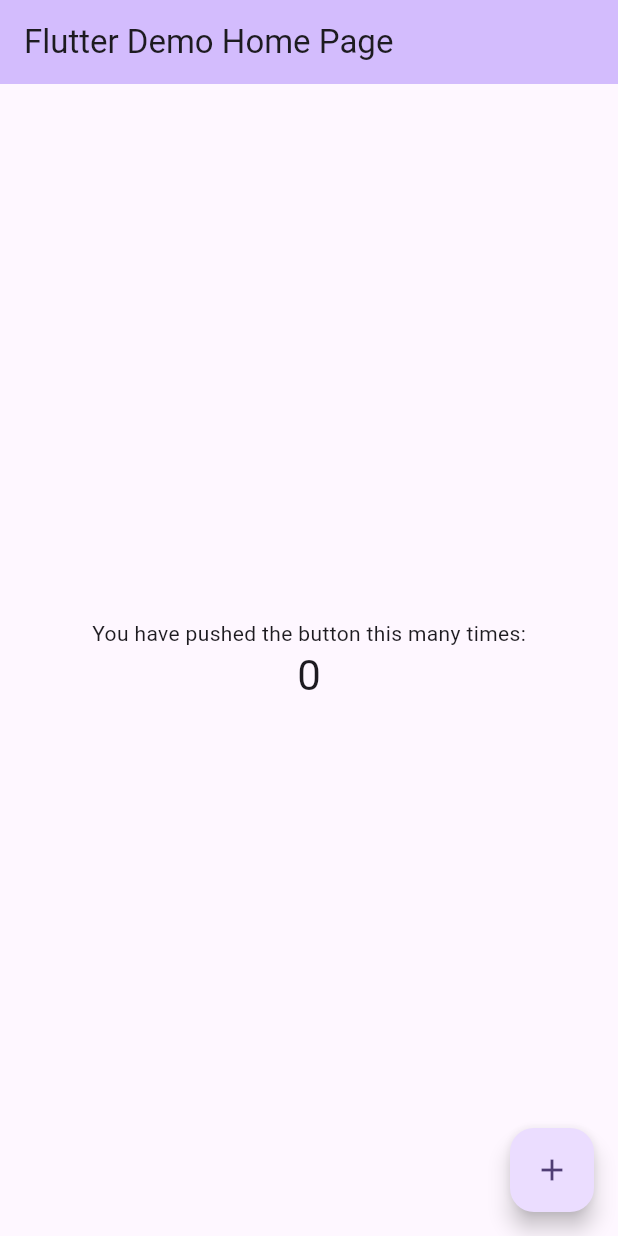
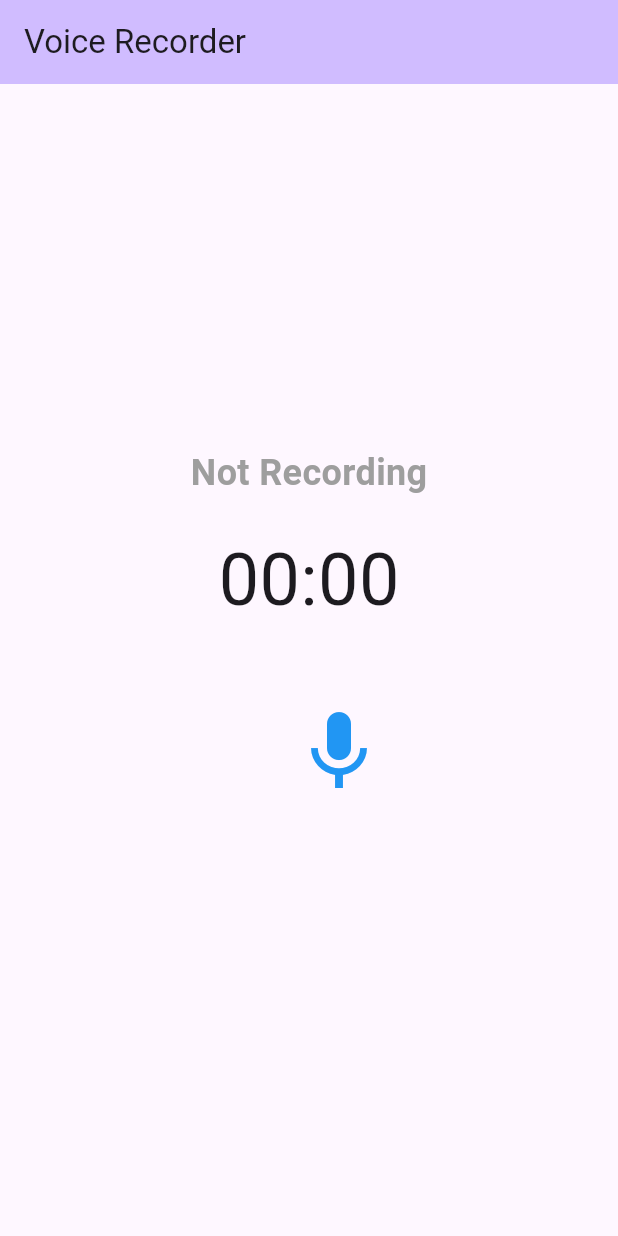
Before and after one commit to YEEDLIB/flutterapp, a Flutter app: the screen it shows after launch, on a phone screen of 412 x 824 dp. Run offline on Flutter 3.47's test engine with Material 3 defaults, Android fonts, the phone set to English and light mode, and no system bars; our stand-ins replace audioplayers, permission_handler; missing offline and left inert: record.

Commit message:
Update main.dart

```diff
--- a/my_app/lib/main.dart
+++ b/my_app/lib/main.dart
@@ -1,121 +1,222 @@
+import 'dart:io';
 import 'package:flutter/material.dart';
+import 'package:record/record.dart';
+import 'package:audioplayers/audioplayers.dart';
+import 'package:path_provider/path_provider.dart';
+import 'package:permission_handler/permission_handler.dart';
 
 void main() {
-  runApp(const MyApp());
+  runApp(const VoiceRecorderApp());
 }
 
-class MyApp extends StatelessWidget {
-  const MyApp({super.key});
+class VoiceRecorderApp extends StatelessWidget {
+  const VoiceRecorderApp({super.key});
 
-  // This widget is the root of your application.
   @override
   Widget build(BuildContext context) {
     return MaterialApp(
-      title: 'Flutter Demo',
+      title: 'Voice Recorder',
       theme: ThemeData(
-        // This is the theme of your application.
-        //
-        // TRY THIS: Try running your application with "flutter run". You'll see
-        // the application has a purple toolbar. Then, without quitting the app,
-        // try changing the seedColor in the colorScheme below to Colors.green
-        // and then invoke "hot reload" (save your changes or press the "hot
-        // reload" button in a Flutter-supported IDE, or press "r" if you used
-        // the command line to start the app).
-        //
-        // Notice that the counter didn't reset back to zero; the application
-        // state is not lost during the reload. To reset the state, use hot
-        // restart instead.
-        //
-        // This works for code too, not just values: Most code changes can be
-        // tested with just a hot reload.
-        colorScheme: .fromSeed(seedColor: Colors.deepPurple),
+        primarySwatch: Colors.blue,
+        useMaterial3: true,
       ),
-      home: const MyHomePage(title: 'Flutter Demo Home Page'),
+      home: const VoiceRecorderPage(),
     );
   }
 }
 
-class MyHomePage extends StatefulWidget {
-  const MyHomePage({super.key, required this.title});
-
-  // This widget is the home page of your application. It is stateful, meaning
-  // that it has a State object (defined below) that contains fields that affect
-  // how it looks.
-
-  // This class is the configuration for the state. It holds the values (in this
-  // case the title) provided by the parent (in this case the App widget) and
-  // used by the build method of the State. Fields in a Widget subclass are
-  // always marked "final".
-
-  final String title;
+class VoiceRecorderPage extends StatefulWidget {
+  const VoiceRecorderPage({super.key});
 
   @override
-  State<MyHomePage> createState() => _MyHomePageState();
+  State<VoiceRecorderPage> createState() => _VoiceRecorderPageState();
 }
 
-class _MyHomePageState extends State<MyHomePage> {
-  int _counter = 0;
+class _VoiceRecorderPageState extends State<VoiceRecorderPage> {
+  final AudioRecorder _audioRecorder = AudioRecorder();
+  final AudioPlayer _audioPlayer = AudioPlayer();
+  bool _isRecording = false;
+  bool _isPlaying = false;
+  String? _recordingPath;
+  Duration _recordingDuration = Duration.zero;
+  Duration _position = Duration.zero;
 
-  void _incrementCounter() {
-    setState(() {
-      // This call to setState tells the Flutter framework that something has
-      // changed in this State, which causes it to rerun the build method below
-      // so that the display can reflect the updated values. If we changed
-      // _counter without calling setState(), then the build method would not be
-      // called again, and so nothing would appear to happen.
-      _counter++;
+  @override
+  void initState() {
+    super.initState();
+    _requestPermissions();
+    _audioPlayer.onPlayerStateChanged.listen((state) {
+      setState(() {
+        _isPlaying = state == PlayerState.playing;
+      });
     });
+
+    _audioPlayer.onPositionChanged.listen((position) {
+      setState(() {
+        _position = position;
+      });
+    });
+  }
+
+  Future<void> _requestPermissions() async {
+    await Permission.microphone.request();
+    await Permission.storage.request();
+  }
+
+  Future<void> _startRecording() async {
+    try {
+      if (await _audioRecorder.hasPermission()) {
+        final directory = await getApplicationDocumentsDirectory();
+        final path = '${directory.path}/voice_recording_${DateTime.now().millisecondsSinceEpoch}.wav';
+
+        await _audioRecorder.start(
+          const RecordConfig(
+            encoder: AudioEncoder.wav,
+            bitRate: 128000,
+            sampleRate: 44100,
+          ),
+          path: path,
+        );
+
+        setState(() {
+          _isRecording = true;
+          _recordingPath = path;
+        });
+
+        // Update recording duration
+        _audioRecorder.onAmplitudeChanged((amplitude) {
+          // You can use amplitude for visualization if needed
+        });
+
+        Timer.periodic(const Duration(seconds: 1), (timer) async {
+          if (_isRecording) {
+            final duration = await _audioRecorder.getDuration();
+            if (duration != null) {
+              setState(() {
+                _recordingDuration = duration;
+              });
+            }
+          } else {
+            timer.cancel();
+          }
+        });
+      }
+    } catch (e) {
+      debugPrint("Error starting recording: $e");
+    }
+  }
+
+  Future<void> _stopRecording() async {
+    try {
+      final path = await _audioRecorder.stop();
+      setState(() {
+        _isRecording = false;
+        _recordingPath = path;
+      });
+    } catch (e) {
+      debugPrint("Error stopping recording: $e");
+    }
+  }
+
+  Future<void> _playRecording() async {
+    try {
+      if (_recordingPath != null) {
+        await _audioPlayer.play(DeviceFileSource(_recordingPath!));
+      }
+    } catch (e) {
+      debugPrint("Error playing recording: $e");
+    }
+  }
+
+  Future<void> _stopPlaying() async {
+    try {
+      await _audioPlayer.stop();
+    } catch (e) {
+      debugPrint("Error stopping playback: $e");
+    }
+  }
+
+  String _formatDuration(Duration duration) {
+    String twoDigits(int n) => n.toString().padLeft(2, '0');
+    final twoDigitMinutes = twoDigits(duration.inMinutes.remainder(60));
+    final twoDigitSeconds = twoDigits(duration.inSeconds.remainder(60));
+    return "$twoDigitMinutes:$twoDigitSeconds";
+  }
+
+  @override
+  void dispose() {
+    _audioRecorder.dispose();
+    _audioPlayer.dispose();
+    super.dispose();
   }
 
   @override
   Widget build(BuildContext context) {
-    // This method is rerun every time setState is called, for instance as done
-    // by the _incrementCounter method above.
-    //
-    // The Flutter framework has been optimized to make rerunning build methods
-    // fast, so that you can just rebuild anything that needs updating rather
-    // than having to individually change instances of widgets.
     return Scaffold(
       appBar: AppBar(
-        // TRY THIS: Try changing the color here to a specific color (to
-        // Colors.amber, perhaps?) and trigger a hot reload to see the AppBar
-        // change color while the other colors stay the same.
+        title: const Text('Voice Recorder'),
         backgroundColor: Theme.of(context).colorScheme.inversePrimary,
-        // Here we take the value from the MyHomePage object that was created by
-        // the App.build method, and use it to set our appbar title.
-        title: Text(widget.title),
       ),
       body: Center(
-        // Center is a layout widget. It takes a single child and positions it
-        // in the middle of the parent.
         child: Column(
-          // Column is also a layout widget. It takes a list of children and
-          // arranges them vertically. By default, it sizes itself to fit its
-          // children horizontally, and tries to be as tall as its parent.
-          //
-          // Column has various properties to control how it sizes itself and
-          // how it positions its children. Here we use mainAxisAlignment to
-          // center the children vertically; the main axis here is the vertical
-          // axis because Columns are vertical (the cross axis would be
-          // horizontal).
-          //
-          // TRY THIS: Invoke "debug painting" (choose the "Toggle Debug Paint"
-          // action in the IDE, or press "p" in the console), to see the
-          // wireframe for each widget.
-          mainAxisAlignment: .center,
+          mainAxisAlignment: MainAxisAlignment.center,
           children: [
-            const Text('You have pushed the button this many times:'),
+            // Recording status and duration
             Text(
-              '$_counter',
-              style: Theme.of(context).textTheme.headlineMedium,
+              _isRecording ? 'Recording...' : 'Not Recording',
+              style: TextStyle(
+                fontSize: 24,
+                fontWeight: FontWeight.bold,
+                color: _isRecording ? Colors.red : Colors.grey,
+              ),
             ),
+            const SizedBox(height: 20),
+            Text(
+              _formatDuration(_isRecording ? _recordingDuration : _position),
+              style: const TextStyle(fontSize: 48),
+            ),
+            const SizedBox(height: 40),
+
+            // Recording controls
+            Row(
+              mainAxisAlignment: MainAxisAlignment.center,
+              children: [
+                if (!_isRecording && _recordingPath != null)
+                  IconButton(
+                    onPressed: _isPlaying ? _stopPlaying : _playRecording,
+                    icon: Icon(_isPlaying ? Icons.stop : Icons.play_arrow),
+                    iconSize: 64,
+                    color: Colors.green,
+                  ),
+                const SizedBox(width: 40),
+                IconButton(
+                  onPressed: _isRecording ? _stopRecording : _startRecording,
+                  icon: Icon(_isRecording ? Icons.stop : Icons.mic),
+                  iconSize: 64,
+                  color: _isRecording ? Colors.red : Colors.blue,
+                ),
+              ],
+            ),
+
+            const SizedBox(height: 40),
+
+            // List of recordings (if you want to add this feature)
+            if (_recordingPath != null)
+              Padding(
+                padding: const EdgeInsets.all(16.0),
+                child: Card(
+                  child: ListTile(
+                    title: Text('Recording: ${_recordingPath?.split('/').last}'),
+                    subtitle: Text('Duration: ${_formatDuration(_recordingDuration)}'),
+                    trailing: IconButton(
+                      icon: const Icon(Icons.play_arrow),
+                      onPressed: _isPlaying ? _stopPlaying : _playRecording,
+                    ),
+                  ),
+                ),
+              ),
           ],
         ),
-      ),
-      floatingActionButton: FloatingActionButton(
-        onPressed: _incrementCounter,
-        tooltip: 'Increment',
-        child: const Icon(Icons.add),
       ),
     );
   }
```
